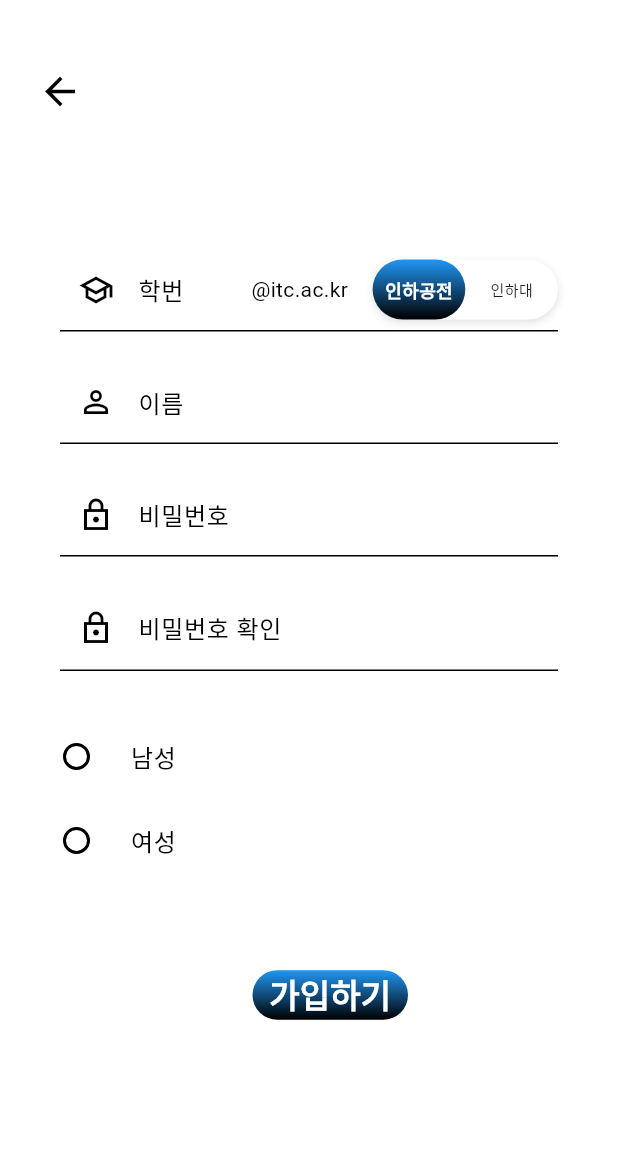
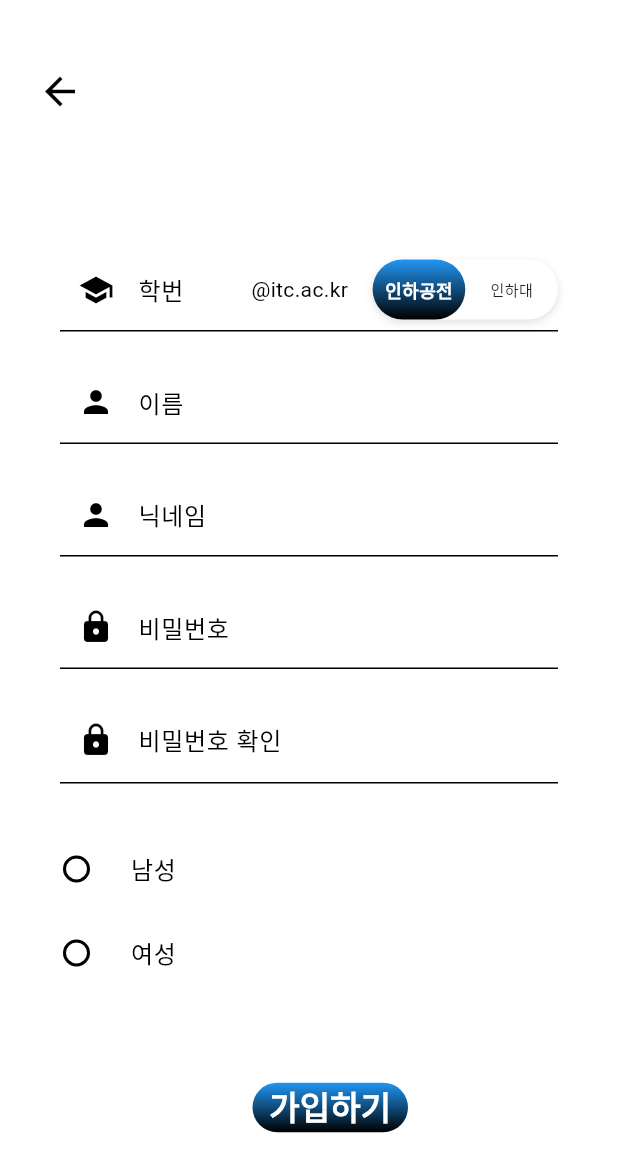
Before and after one commit to OBJECT-INHATC/INHA_CARPOOL_APP, a Flutter app: the screen it shows after launch, after a tap on "가입하기", on a phone screen of 412 x 824 dp. Shown: the top 1172 px of the screen. Run offline on Flutter 3.47's test engine with Material 2 defaults, Android fonts, the phone set to English and light mode, and no system bars; drawn by our look-alikes of flutter_toggle_tab; our stand-ins replace cloud_firestore, easy_localization, eva_icons_flutter, firebase_auth, firebase_core, firebase_messaging and 16 more; missing offline and left inert: app_settings, nav; accounts and stored records are empty.

Commit message:
feat(screen): 계정 닉네임 추가
- 계정 닉네임 추가

```diff
--- a/inha_carpool/lib/screen/register/s_register.dart
+++ b/inha_carpool/lib/screen/register/s_register.dart
@@ -33,6 +33,8 @@ class _RegisterPageState extends State<RegisterPage> {
 
   // 이름
   String username = "";
+  //닉네임
+  String nickname = "";
 
   // 학교
   String academy = "@itc.ac.kr";
@@ -112,7 +114,7 @@ class _RegisterPageState extends State<RegisterPage> {
                                 borderSide: BorderSide(color: Colors.blue),
                               ),
                               labelText: '학번',
-                              prefixIcon: Icon(Icons.school_outlined), // 학번 아이콘
+                              prefixIcon: Icon(Icons.school), // 학번 아이콘
                             ),
                             onChanged: (text) {
                               // 텍스트 필드 값 변경 시 실행할 코드 작성
@@ -187,7 +189,7 @@ class _RegisterPageState extends State<RegisterPage> {
                           borderSide: BorderSide(color: Colors.blue), // 포커스된 상태의 밑줄 색상 설정
                         ),
                         labelText: '이름',
-                        prefixIcon: Icon(Icons.person_outline), //이름 아이콘
+                        prefixIcon: Icon(Icons.person), //이름 아이콘
                       ),
                       validator: (val) {
                         if (val!.isNotEmpty) {
@@ -198,6 +200,32 @@ class _RegisterPageState extends State<RegisterPage> {
                       },
                       onChanged: (text) {
                         username = text;
+                      },
+                    ),
+                  ),const SizedBox(height: 9), // 간격 조절 SizedBox
+                  Container(
+                    padding: const EdgeInsets.fromLTRB(40, 10, 40, 0),
+                    child: TextFormField(
+                      // 이름 입력 필드
+                      decoration: const InputDecoration(
+                        enabledBorder: UnderlineInputBorder(
+                          borderSide: BorderSide(color: Colors.black), // 밑줄 색상 설정
+                        ),
+                        focusedBorder: UnderlineInputBorder(
+                          borderSide: BorderSide(color: Colors.blue), // 포커스된 상태의 밑줄 색상 설정
+                        ),
+                        labelText: '닉네임',
+                        prefixIcon: Icon(Icons.person), //이름 아이콘
+                      ),
+                      validator: (val) {
+                        if (val!.isNotEmpty) {
+                          return null;
+                        } else {
+                          return "닉네임이 비어있습니다.";
+                        }
+                      },
+                      onChanged: (text) {
+                        nickname = text;
                       },
                     ),
                   ),
@@ -215,7 +243,7 @@ class _RegisterPageState extends State<RegisterPage> {
                           borderSide: BorderSide(color: Colors.blue), // 포커스된 상태의 밑줄 색상 설정
                         ),
                         labelText: '비밀번호',
-                        prefixIcon: Icon(Icons.lock_outline_sharp), // 비밀번호 아이콘
+                        prefixIcon: Icon(Icons.lock), // 비밀번호 아이콘
                       ),
                       onChanged: (text) {
                         password = text;
@@ -247,7 +275,7 @@ class _RegisterPageState extends State<RegisterPage> {
                               color: Colors.blue), // 포커스된 상태의 밑줄 색상 설정
                         ),
                         labelText: '비밀번호 확인',
-                        prefixIcon: Icon(Icons.lock_outline_sharp), // 비밀번호 아이콘
+                        prefixIcon: Icon(Icons.lock), // 비밀번호 아이콘
                         suffix: Text(passwordCheck,
                             style: (passwordCheck == "비밀번호가 일치하지 않습니다.")
                                 ? TextStyle(color: Colors.red)
@@ -333,6 +361,7 @@ class _RegisterPageState extends State<RegisterPage> {
                                 AuthService()
                                     .registerUserWithEmailandPassword(
                                     username,
+                                    nickname,
                                     email,
                                     password,
                                     "dummy",
--- a/inha_carpool/lib/service/sv_firestore.dart
+++ b/inha_carpool/lib/service/sv_firestore.dart
@@ -30,8 +30,9 @@ class FireStoreService {
 
   /// 0824 서은율
   /// 사용자 정보 저장
-  Future savingUserData(String nickName, String email, String fcmToken, String gender) async {
+  Future savingUserData(String userName,String nickName, String email, String fcmToken, String gender) async {
     return await userCollection.doc(uid).set({
+      "userName": userName,
       "nickName": nickName,
       "email": email,
       "carpools": [],
```
Also changed, not shown: inha_carpool/lib/service/sv_auth.dart (+3 -6 lines).
